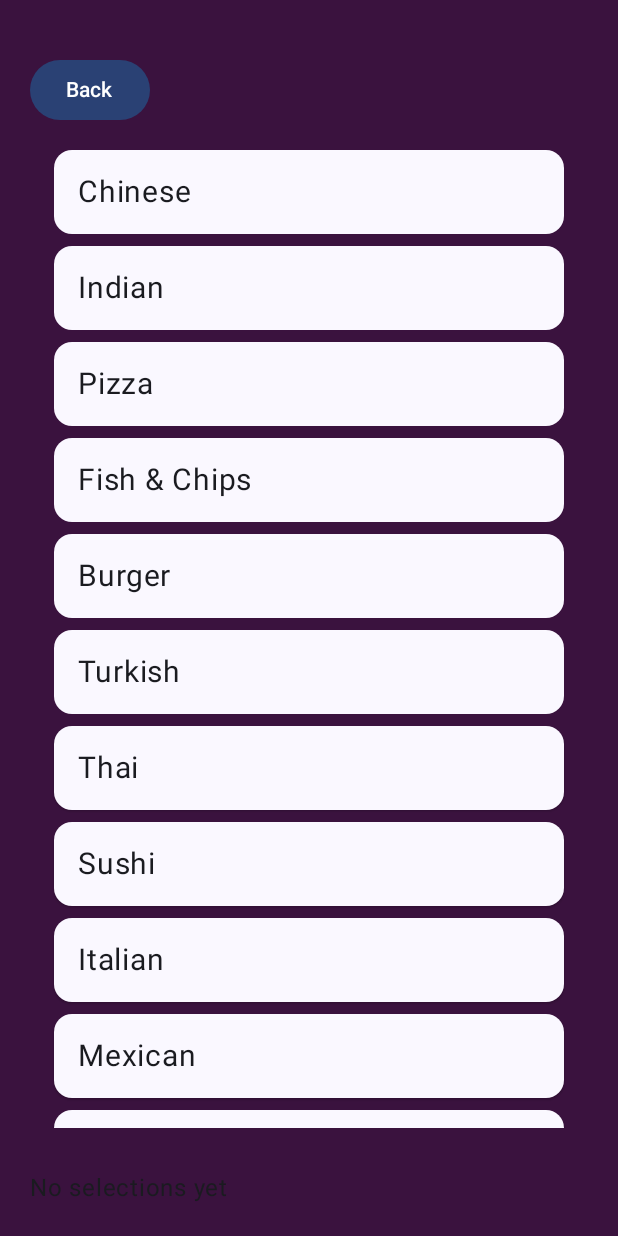
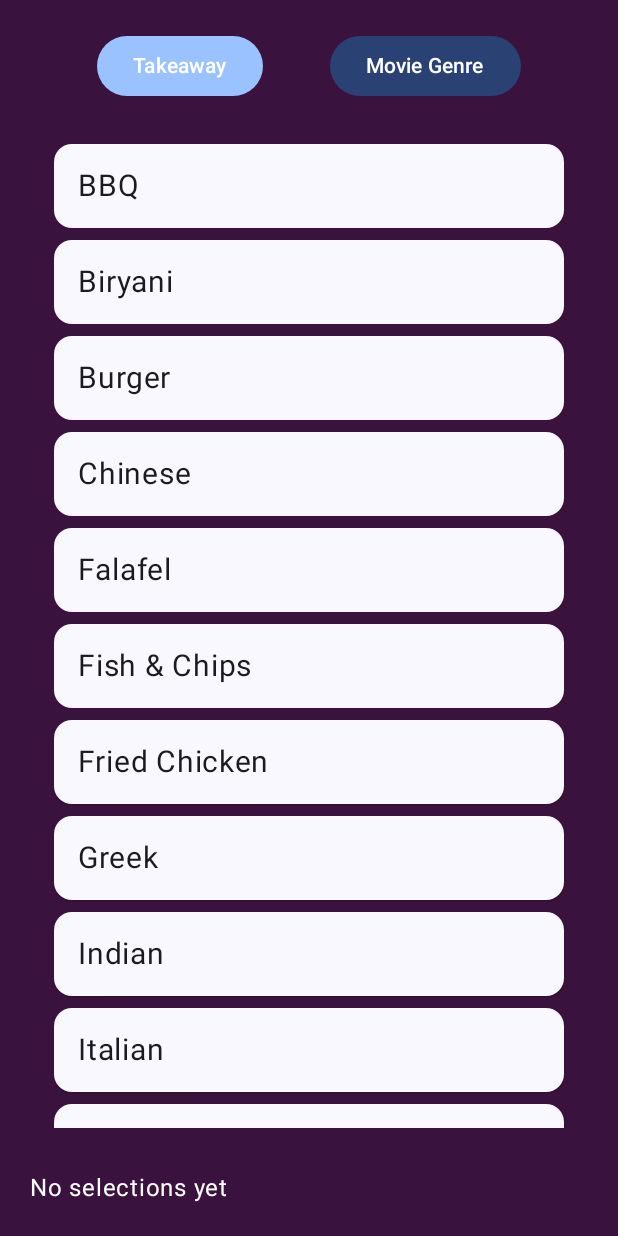
Before and after one commit to Holfve1/Choosey, an Android app built with Jetpack Compose: the screen it shows after launch (MainActivity), after a tap on "Choose your Selection", on a phone screen of 412 x 824 dp. Run offline under Robolectric (Android 15) with nearby library versions, the phone set to English and light mode, and no system bars; our stand-ins replace Room's generated code; 2 other taps on this screen came first.

Commit message:
create relevant DB files and update app functionality to allow user to choose category and for options to remain selected when switching categories

```diff
--- a/app/src/main/AndroidManifest.xml
+++ b/app/src/main/AndroidManifest.xml
@@ -3,6 +3,7 @@
     xmlns:tools="http://schemas.android.com/tools" >
 
     <application
+        android:name=".ChooseyApp"
         android:allowBackup="true"
         android:dataExtractionRules="@xml/data_extraction_rules"
         android:fullBackupContent="@xml/backup_rules"
--- /dev/null
+++ b/app/src/main/java/com/example/choosey/AppGraph.kt
@@ -0,0 +1,18 @@
+package com.example.choosey
+import android.content.Context
+import androidx.room.Room
+import com.example.choosey.data.db.AppDatabase
+import com.example.choosey.data.repo.ChooseyRepository
+object AppGraph {
+    lateinit var db: AppDatabase
+        private set
+    lateinit var repo: ChooseyRepository
+        private set
+    fun provide(ctx: Context) {
+        db = Room.databaseBuilder(ctx, AppDatabase::class.java, "choosey.db")
+            .fallbackToDestructiveMigration()
+            .addCallback(SeedCallback) // seeds on first create
+            .build()
+        repo = ChooseyRepository(db.categoryDao(), db.selectionDao())
+    }
+}
--- /dev/null
+++ b/app/src/main/java/com/example/choosey/ChooseyApp.kt
@@ -0,0 +1,8 @@
+package com.example.choosey
+import android.app.Application
+class ChooseyApp : Application() {
+    override fun onCreate() {
+        super.onCreate()
+        AppGraph.provide(this)
+    }
+}
--- a/app/src/main/java/com/example/choosey/ChooseyScreen.kt
+++ b/app/src/main/java/com/example/choosey/ChooseyScreen.kt
@@ -13,42 +13,40 @@ import androidx.compose.runtime.Composable
 import androidx.compose.runtime.getValue
 import androidx.compose.runtime.mutableStateOf
 import androidx.compose.runtime.remember
+import androidx.compose.runtime.rememberCoroutineScope
 import androidx.compose.runtime.saveable.rememberSaveable
 import androidx.compose.runtime.setValue
 import androidx.compose.ui.Alignment
 import androidx.compose.ui.Modifier
 import androidx.compose.ui.graphics.Color
-import androidx.compose.ui.text.style.TextAlign
 import androidx.compose.ui.unit.dp
 import androidx.compose.ui.unit.sp
 import androidx.navigation.NavController
-import kotlin.random.Random
-
+import kotlinx.coroutines.launch
 
 
 @Composable
-fun ChooseyScreen(navController: NavController, vm: ChooseyViewModel, title: String = "Choosey") {
+fun ChooseyScreen(
+    navController: NavController,
+    vm: ChooseyViewModel,
+    title: String = "Choosey"
+) {
     var answer by rememberSaveable { mutableStateOf("Help Me Choosey") }
-    Column ( modifier = Modifier
-        .fillMaxSize()
-        .background(Color(0xFF3A123E))
-        .padding(20.dp),
+    val scope = rememberCoroutineScope()
+    val categoryId by vm.currentCategoryId
+
+    Column(
+        modifier = Modifier
+            .fillMaxSize()
+            .background(Color(0xFF3A123E))
+            .padding(20.dp),
         verticalArrangement = Arrangement.Center
-    )
-    {
-        Box ( modifier = Modifier
-            .weight(1f),
-            contentAlignment = Alignment.Center,
-            )
-        {
-//            Text(
-//                text = title,
-//                modifier = Modifier.fillMaxWidth(),
-//                fontSize = 68.sp,
-//                lineHeight = 116.sp,
-//                textAlign = TextAlign.Center,
-//            )
-            SpringyBouncingLetters(word = title,)
+    ) {
+        Box(
+            modifier = Modifier.weight(1f),
+            contentAlignment = Alignment.Center
+        ) {
+            SpringyBouncingLetters(word = title)
         }
 
         Box(
@@ -57,26 +55,42 @@ fun ChooseyScreen(navController: NavController, vm: ChooseyViewModel, title: Str
                 .fillMaxWidth(),
             contentAlignment = Alignment.Center
         ) {
-            // remove the stray "vm" and actually update the state on click
             MainButton(
                 answer = answer,
                 onClick = {
-                    answer = vm.pickRandom()?.let {"Choosey chose $it"} ?:"No choices selected"
+                    scope.launch {
+                        val picked = vm.pickRandomLabel(categoryId)
+                        answer = picked?.let { "Choosey chose $it" } ?: "No choices selected"
+                    }
                 }
             )
         }
 
-        Row(
+        Box(
             modifier = Modifier
                 .weight(1f)
+                .fillMaxWidth(),
+            contentAlignment = Alignment.Center
+        ) {
+            SelectionButton(
+                onClick = {
+                    navController.navigate("Selection")
+                }
+            )
+        }
+
+        // Optional: show current category
+        Box(
+            modifier = Modifier
                 .fillMaxWidth()
+                .padding(top = 12.dp),
+            contentAlignment = Alignment.Center
         ) {
-            Box(modifier = Modifier.weight(1f).fillMaxWidth()) {
-                SelectionButton(onClick = { navController.navigate("Selection") })
-            }
-            Box(modifier = Modifier.weight(1f).fillMaxWidth()) {
-                SelectionButton(onClick = { navController.navigate("Selection") })
-            }
+            Text(
+                text = "Current category: ${if (categoryId == 1L) "Takeaway" else "Movie Genre"}",
+                fontSize = 16.sp,
+                color = Color.White
+            )
         }
     }
 }
--- a/app/src/main/java/com/example/choosey/ChooseyViewModel.kt
+++ b/app/src/main/java/com/example/choosey/ChooseyViewModel.kt
@@ -1,18 +1,33 @@
 package com.example.choosey
+import androidx.compose.runtime.mutableStateOf
+import androidx.lifecycle.ViewModel
+import androidx.lifecycle.viewModelScope
+import com.example.choosey.data.repo.ChooseyRepository
+import kotlinx.coroutines.flow.Flow
+import kotlinx.coroutines.flow.first
+import kotlinx.coroutines.launch
+import androidx.compose.runtime.State
 
-import androidx.compose.runtime.mutableStateListOf
-import androidx.lifecycle.ViewModel
+class ChooseyViewModel(
+    private val repo: ChooseyRepository = AppGraph.repo
+) : ViewModel() {
 
-class ChooseyViewModel : ViewModel() {
-    private val _choices = mutableStateListOf<String>()
-    val choices: List<String> get() = _choices
+    // --- Current category state (shared across screens) ---
+    private val _currentCategoryId = mutableStateOf(1L) // default Takeaway
+    val currentCategoryId: State<Long> get() = _currentCategoryId
+    fun setCategory(id: Long) { _currentCategoryId.value = id }
 
-    fun toggle(option: String) {
-        if (option in _choices) _choices.remove(option) else _choices.add(option)
+    // --- Repository access ---
+    fun selections(categoryId: Long) = repo.observeSelectionsByCategory(categoryId)
+    fun selectedAll() = repo.observeAllSelected()
+
+    fun toggleSelection(id: Long) {
+        viewModelScope.launch { repo.toggleSelection(id) }
     }
 
-    // was random(); make it safe for empty lists
-    fun pickRandom(): String? = _choices.randomOrNull()
-
-    fun clear() = _choices.clear()
+    suspend fun pickRandomLabel(categoryId: Long): String? {
+        val list = repo.observeSelectionsByCategory(categoryId).first()
+            .filter { it.isSelected }
+        return if (list.isEmpty()) null else list.random().label
+    }
 }
--- a/app/src/main/java/com/example/choosey/MainActivity.kt
+++ b/app/src/main/java/com/example/choosey/MainActivity.kt
@@ -4,26 +4,31 @@ import android.os.Bundle
 import androidx.activity.ComponentActivity
 import androidx.activity.compose.setContent
 import androidx.activity.enableEdgeToEdge
+import androidx.activity.viewModels
 import androidx.compose.foundation.layout.fillMaxSize
 import androidx.compose.material3.Scaffold
 import androidx.compose.runtime.Composable
 import androidx.compose.ui.Modifier
 import androidx.lifecycle.viewmodel.compose.viewModel
+import androidx.navigation.NavType
 import androidx.navigation.compose.NavHost
 import androidx.navigation.compose.composable
 import androidx.navigation.compose.rememberNavController
+import androidx.navigation.navArgument
 import com.example.choosey.ui.theme.ChooseyTheme
 
+class MainActivity : ComponentActivity() {
 
-class MainActivity : ComponentActivity() {
+    private val vm: ChooseyViewModel by viewModels() // shared ViewModel
+
     override fun onCreate(savedInstanceState: Bundle?) {
         super.onCreate(savedInstanceState)
-        enableEdgeToEdge()
+        enableEdgeToEdge() // your existing function
+
         setContent {
             ChooseyTheme {
-                Scaffold( modifier = Modifier.fillMaxSize() ) { innerPadding ->
-                    title = "Choosey"
-                    AppNav()
+                Scaffold(modifier = Modifier.fillMaxSize()) { innerPadding ->
+                    AppNav(vm)
                 }
             }
         }
@@ -31,15 +36,28 @@ class MainActivity : ComponentActivity() {
 }
 
 @Composable
-fun AppNav() {
+fun AppNav(vm: ChooseyViewModel) {
     val navController = rememberNavController()
-    val vm: ChooseyViewModel = viewModel()
 
     NavHost(
         navController = navController,
-        startDestination = "Choosey"
+        startDestination = "choosey"
     ) {
-        composable("Choosey") { ChooseyScreen(navController, vm) }
-        composable("Selection") { SelectionScreen(navController, vm) }
+        // --- Choosey Screen ---
+        composable("choosey") {
+            ChooseyScreen(
+                navController = navController,
+                vm = vm,
+                title = "Choosey" // keep fixed title
+            )
+        }
+
+        // --- Selection Screen ---
+        composable("Selection") {
+            SelectionScreen(
+                navController = navController,
+                vm = vm
+            )
+        }
     }
 }
--- a/app/src/main/java/com/example/choosey/SelectionScreen.kt
+++ b/app/src/main/java/com/example/choosey/SelectionScreen.kt
@@ -1,50 +1,23 @@
 package com.example.choosey
-
-import android.renderscript.ScriptGroup
 import androidx.compose.foundation.background
-import androidx.compose.foundation.clickable
-import androidx.compose.foundation.layout.Arrangement
-import androidx.compose.foundation.layout.Box
-import androidx.compose.foundation.layout.Column
-import androidx.compose.foundation.layout.fillMaxSize
-import androidx.compose.foundation.layout.fillMaxWidth
-import androidx.compose.foundation.layout.padding
+import androidx.compose.foundation.layout.*
 import androidx.compose.foundation.lazy.LazyColumn
-import androidx.compose.material3.Card
-import androidx.compose.material3.CardDefaults
-import androidx.compose.material3.Text
-import androidx.compose.runtime.Composable
+import androidx.compose.foundation.lazy.items
+import androidx.compose.material3.*
+import androidx.compose.runtime.*
+import androidx.compose.ui.Alignment
 import androidx.compose.ui.Modifier
+import androidx.compose.ui.graphics.Color
 import androidx.compose.ui.unit.dp
 import androidx.compose.ui.unit.sp
 import androidx.navigation.NavController
-import androidx.compose.foundation.lazy.items
-import androidx.compose.material3.MaterialTheme
-import androidx.compose.runtime.mutableStateListOf
-import androidx.compose.runtime.remember
-import androidx.compose.runtime.saveable.rememberSaveable
-import androidx.compose.ui.graphics.Color
-import androidx.compose.material3.Button
-
 @Composable
-fun SelectionScreen(navController: NavController, vm: ChooseyViewModel) {
-    val options = listOf(
-        "Chinese",
-        "Indian",
-        "Pizza",
-        "Fish & Chips",
-        "Burger",
-        "Turkish",
-        "Thai",
-        "Sushi",
-        "Italian",
-        "Mexican",
-        "Chicken",
-        "Japanese",
-        "Vegan",
-        "Vietnamese",
-        "Steakhouse"
-    )
+fun SelectionScreen(
+    navController: NavController,
+    vm: ChooseyViewModel
+) {
+    val categoryId by vm.currentCategoryId
+    val items by vm.selections(categoryId).collectAsState(initial = emptyList())
 
     Column(
         modifier = Modifier
@@ -52,54 +25,75 @@ fun SelectionScreen(navController: NavController, vm: ChooseyViewModel) {
             .background(Color(0xFF3A123E))
             .padding(20.dp)
     ) {
+        // --- Category switcher ---
+        Row(
+            modifier = Modifier
+                .fillMaxWidth()
+                .padding(bottom = 12.dp),
+            horizontalArrangement = Arrangement.SpaceEvenly
+        ) {
             Button(
-            onClick = { navController.popBackStack() },
-            modifier = Modifier.padding(top = 16.dp)
-        ) {
-            Text("Back")
+                onClick = { vm.setCategory(1L) },
+                colors = ButtonDefaults.buttonColors(
+                    containerColor = if (categoryId == 1L) Color(0xFF99C2FF)
+                    else MaterialTheme.colorScheme.primary
+                )
+            ) { Text("Takeaway") }
+
+            Button(
+                onClick = { vm.setCategory(2L) },
+                colors = ButtonDefaults.buttonColors(
+                    containerColor = if (categoryId == 2L) Color(0xFF99C2FF)
+                    else MaterialTheme.colorScheme.primary
+                )
+            ) { Text("Movie Genre") }
         }
-        Box(
+
+        // --- List of items ---
+        LazyColumn(
             modifier = Modifier
                 .weight(1f)
                 .fillMaxWidth()
-        ) {
-            LazyColumn(
-                modifier = Modifier
-                    .fillMaxSize()
                 .padding(16.dp),
             verticalArrangement = Arrangement.spacedBy(8.dp)
         ) {
-                items(options, key = { it }) { option ->
-                    val selected = option in vm.choices
+            items(items, key = { it.id }) { item ->
+                val selected = item.isSelected
                 Card(
                     modifier = Modifier.fillMaxWidth(),
-                        onClick = { vm.toggle(option) },
+                    onClick = { vm.toggleSelection(item.id) },
                     colors = CardDefaults.cardColors(
-                            containerColor = if (selected) Color(0xFF99C2FF) else MaterialTheme.colorScheme.surface,
-                            contentColor = if (selected) MaterialTheme.colorScheme.onPrimaryContainer else MaterialTheme.colorScheme.onSurface
+                        containerColor = if (selected) Color(0xFF99C2FF)
+                        else MaterialTheme.colorScheme.surface,
+                        contentColor = if (selected) MaterialTheme.colorScheme.onPrimaryContainer
+                        else MaterialTheme.colorScheme.onSurface
                     ),
                     elevation = CardDefaults.cardElevation(
                         defaultElevation = if (selected) 4.dp else 1.dp
                     )
                 ) {
                     Text(
-                            text = option,
+                        text = item.label,
                         modifier = Modifier.padding(16.dp),
                         fontSize = 20.sp
                     )
                 }
             }
         }
-        }
 
+        // --- Selected summary ---
         Box(
             modifier = Modifier
                 .fillMaxWidth()
-                .padding(top = 12.dp)
+                .padding(top = 12.dp),
+            contentAlignment = Alignment.CenterStart
         ) {
+            val selectedLabels = items.filter { it.isSelected }.map { it.label }
             Text(
-                text = if (vm.choices.isEmpty()) "No selections yet" else vm.choices.joinToString(", "),
-                fontSize = 16.sp
+                text = if (selectedLabels.isEmpty()) "No selections yet"
+                else selectedLabels.joinToString(", "),
+                fontSize = 16.sp,
+                color = Color.White
             )
         }
     }
--- /dev/null
+++ b/app/src/main/java/com/example/choosey/data/db/AppDatabase.kt
@@ -0,0 +1,12 @@
+package com.example.choosey.data.db
+import androidx.room.Database
+import androidx.room.RoomDatabase
+@Database(
+    entities = [Category::class, Selection::class],
+    version = 1,
+    exportSchema = true
+)
+abstract class AppDatabase : RoomDatabase() {
+    abstract fun categoryDao(): CategoryDao
+    abstract fun selectionDao(): SelectionDao
+}
--- /dev/null
+++ b/app/src/main/java/com/example/choosey/data/db/dao.kt
@@ -0,0 +1,30 @@
+package com.example.choosey.data.db
+import androidx.room.*
+import kotlinx.coroutines.flow.Flow
+@Dao
+interface CategoryDao {
+    @Query("SELECT * FROM categories ORDER BY name")
+    fun observeAll(): Flow<List<Category>>
+    @Transaction
+    @Query("SELECT * FROM categories WHERE id = :id")
+    fun observeWithSelections(id: Long): Flow<CategoryWithSelections>
+    @Insert
+    suspend fun insertAll(categories: List<Category>)
+    @Query("DELETE FROM categories")
+    suspend fun clear()
+}
+@Dao
+interface SelectionDao {
+    @Query("SELECT * FROM selections WHERE categoryId = :categoryId ORDER BY label")
+    fun observeByCategory(categoryId: Long): Flow<List<Selection>>
+    @Query("SELECT * FROM selections WHERE isSelected = 1 ORDER BY label")
+    fun observeSelected(): Flow<List<Selection>>
+    @Insert
+    suspend fun insertAll(selections: List<Selection>)
+    @Update
+    suspend fun update(selection: Selection)
+    @Query("UPDATE selections SET isSelected = NOT isSelected WHERE id = :id")
+    suspend fun toggle(id: Long)
+    @Query("DELETE FROM selections")
+    suspend fun clear()
+}
--- /dev/null
+++ b/app/src/main/java/com/example/choosey/data/repo/ChooseyRepository.kt
@@ -0,0 +1,34 @@
+package com.example.choosey.data.repo
+import com.example.choosey.data.db.Category
+import com.example.choosey.data.db.CategoryDao
+import com.example.choosey.data.db.Selection
+import com.example.choosey.data.db.SelectionDao
+import kotlinx.coroutines.flow.Flow
+import kotlinx.coroutines.flow.first
+import kotlin.random.Random
+class ChooseyRepository(
+    private val categoryDao: CategoryDao,
+    private val selectionDao: SelectionDao
+) {
+
+    // Observe all categories
+    fun observeCategories(): Flow<List<Category>> = categoryDao.observeAll()
+
+    // Observe selections in a specific category
+    fun observeSelectionsByCategory(categoryId: Long): Flow<List<Selection>> =
+        selectionDao.observeByCategory(categoryId)
+
+    // Observe all selected items (across categories)
+    fun observeAllSelected(): Flow<List<Selection>> = selectionDao.observeSelected()
+
+    // Toggle selection state for a single item
+    suspend fun toggleSelection(selectionId: Long) = selectionDao.toggle(selectionId)
+
+    // Pick a random selection from a specific category
+    suspend fun randomPickFromSelected(categoryId: Long): Selection? {
+        val list = selectionDao.observeByCategory(categoryId)
+            .first()
+            .filter { it.isSelected }
+        return if (list.isEmpty()) null else list[Random.nextInt(list.size)]
+    }
+}
```
Also changed, not shown: app/build.gradle.kts (+15 -3 lines), app/src/main/java/com/example/choosey/SeedCallback.kt (added, +33 -0 lines), app/src/main/java/com/example/choosey/data/db/entities.kt (added, +30 -0 lines), gradle/libs.versions.toml (+14 -2 lines), 1 other file. Lines whose indentation alone changed are shown as unchanged.
